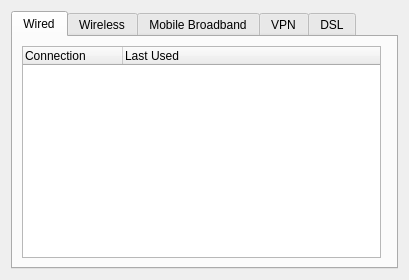
The window that settings/config/manageconnectionwidget.ui (KDE/networkmanagement) describes before a commit, drawn with Qt 5.
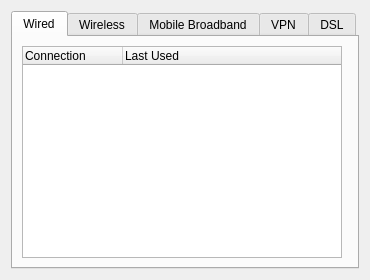
The same window after the commit. Custom widgets are drawn as their Qt base class.

Commit message: config: width without scrollbars

The edit to the form file:
```diff
--- a/settings/config/manageconnectionwidget.ui
+++ b/settings/config/manageconnectionwidget.ui
@@ -6,8 +6,8 @@
    <rect>
     <x>0</x>
     <y>0</y>
-    <width>409</width>
-    <height>256</height>
+    <width>352</width>
+    <height>262</height>
    </rect>
   </property>
   <layout class="QHBoxLayout" name="horizontalLayout_6">
@@ -25,7 +25,7 @@
         <widget class="QTreeWidget" name="listWired">
          <property name="minimumSize">
           <size>
-           <width>0</width>
+           <width>320</width>
            <height>210</height>
           </size>
          </property>
```
